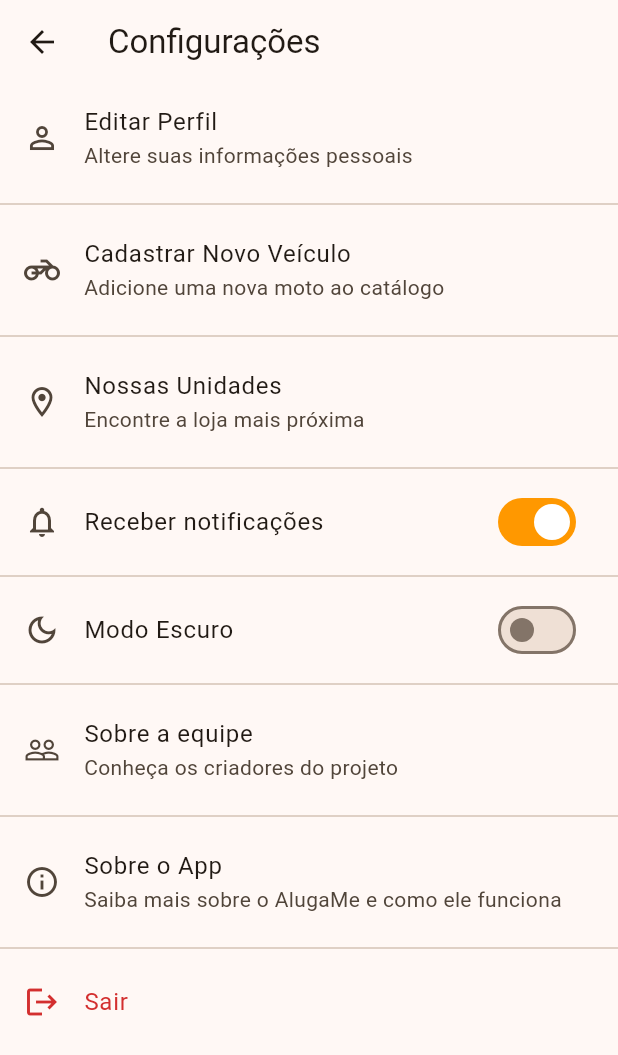
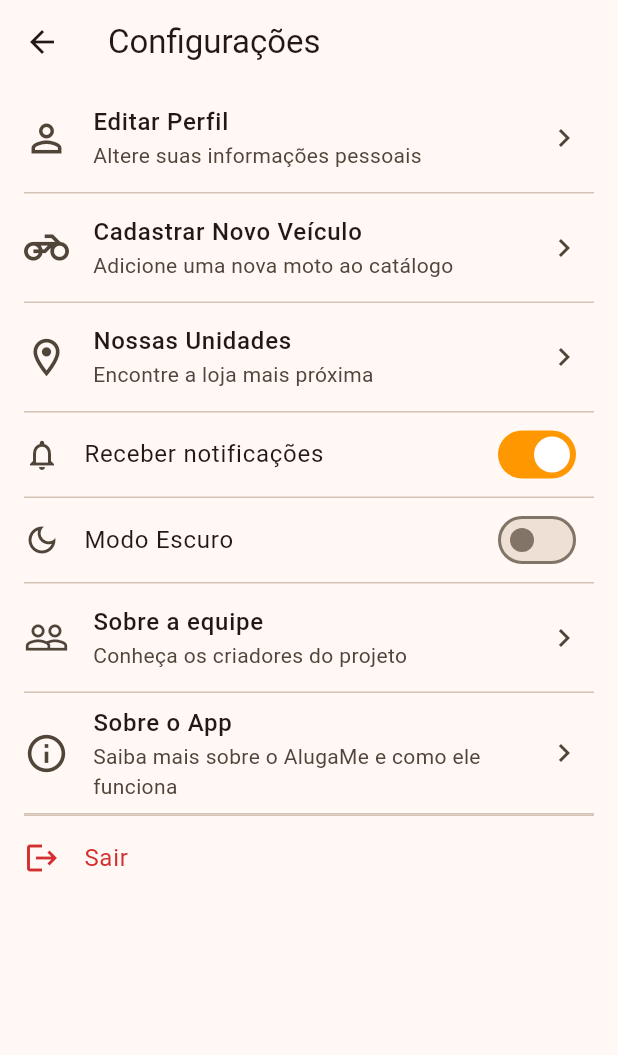
Before and after one commit to GuilhermeD9/flutter-app-e01, a Flutter app: the SettingsScreen screen opened directly, on a phone screen of 412 x 824 dp. Shown: the top 1055 px of the screen. Run offline on Flutter 3.47's test engine with Material 3 defaults, Android fonts, the light colour scheme and no system bars.

Commit message:
feat: New widgets from ME

```diff
--- a/lib/screens/settings_screen.dart
+++ b/lib/screens/settings_screen.dart
@@ -1,4 +1,5 @@
 import 'package:flutter/material.dart';
+import 'package:memobile/widgets/menu_option_tile.dart';
 
 class SettingsScreen extends StatefulWidget {
   const SettingsScreen({super.key});
@@ -19,35 +20,30 @@ class _SettingsScreenState extends State<SettingsScreen> {
       ),
       body: ListView(
         children: [
-          ListTile(
-            leading: const Icon(Icons.person_outline),
-            title: const Text('Editar Perfil'),
-            subtitle: const Text('Altere suas informações pessoais'),
+          MenuOptionTile(
+            title: 'Editar Perfil',
+            subtitle: 'Altere suas informações pessoais',
+            icon: Icons.person_outline,
             onTap: () {
               Navigator.pushNamed(context, '/edit-profile');
             },
           ),
-          const Divider(),
-
-          ListTile(
-            leading: const Icon(Icons.motorcycle_outlined),
-            title: const Text('Cadastrar Novo Veículo'),
-            subtitle: const Text('Adicione uma nova moto ao catálogo'),
+          MenuOptionTile(
+            title: 'Cadastrar Novo Veículo',
+            subtitle: 'Adicione uma nova moto ao catálogo',
+            icon: Icons.motorcycle_outlined,
             onTap: () {
               Navigator.pushNamed(context, '/register-vehicle');
             },
           ),
-          const Divider(),
-
-          ListTile(
-            leading: const Icon(Icons.location_on_outlined),
-            title: const Text('Nossas Unidades'),
-            subtitle: const Text('Encontre a loja mais próxima'),
+          MenuOptionTile(
+            title: 'Nossas Unidades',
+            subtitle: 'Encontre a loja mais próxima',
+            icon: Icons.location_on_outlined,
             onTap: () {
               Navigator.pushNamed(context, '/unity-map');
             },
           ),
-          const Divider(),
 
           SwitchListTile(
             title: const Text('Receber notificações'),
@@ -59,39 +55,37 @@ class _SettingsScreenState extends State<SettingsScreen> {
             },
             secondary: const Icon(Icons.notifications_outlined),
           ),
-          const Divider(),
+          const Divider(height: 1, indent: 16, endIndent: 16),
 
           SwitchListTile(
             title: const Text('Modo Escuro'),
-              value: _darkModeEnabled,
-              onChanged: (bool value) {
+            value: _darkModeEnabled,
+            onChanged: (bool value) {
               setState(() {
                 _darkModeEnabled = value;
               });
-              },
+            },
             secondary: const Icon(Icons.dark_mode_outlined),
           ),
-          const Divider(),
+          const Divider(height: 1, indent: 16, endIndent: 16),
 
-          ListTile(
-            leading: const Icon(Icons.people_outline),
-            title: const Text('Sobre a equipe'),
-            subtitle: const Text('Conheça os criadores do projeto'),
+          MenuOptionTile(
+            title: 'Sobre a equipe',
+            subtitle: 'Conheça os criadores do projeto',
+            icon: Icons.people_outline,
             onTap: () {
               Navigator.pushNamed(context, '/about-crew');
             },
           ),
-          const Divider(),
-
-          ListTile(
-            leading: const Icon(Icons.info_outline),
-            title: const Text('Sobre o App'),
-            subtitle: const Text('Saiba mais sobre o AlugaMe e como ele funciona'),
+          MenuOptionTile(
+            title: 'Sobre o App',
+            subtitle: 'Saiba mais sobre o AlugaMe e como ele funciona',
+            icon: Icons.info_outline,
             onTap: () {
               Navigator.pushNamed(context, '/about-app');
             },
           ),
-          const Divider(),
+          const Divider(height: 1, indent: 16, endIndent: 16),
 
           ListTile(
             leading: Icon(Icons.logout, color: Colors.red[700]),
--- /dev/null
+++ b/lib/widgets/menu_option_tile.dart
@@ -0,0 +1,32 @@
+import 'package:flutter/material.dart';
+
+class MenuOptionTile extends StatelessWidget {
+  final String title;
+  final String subtitle;
+  final IconData icon;
+  final VoidCallback onTap;
+
+  const MenuOptionTile({
+    super.key,
+    required this.title,
+    required this.subtitle,
+    required this.icon,
+    required this.onTap,
+  });
+
+  @override
+  Widget build(BuildContext context) {
+    return Column(
+      children: [
+        ListTile(
+          leading: Icon(icon, size: 30),
+          title: Text(title, style: const TextStyle(fontWeight: FontWeight.w500)),
+          subtitle: Text(subtitle),
+          onTap: onTap,
+          trailing: const Icon(Icons.chevron_right),
+        ),
+        const Divider(height: 1, indent: 16, endIndent: 16),
+      ],
+    );
+  }
+}
```
Also changed, not shown: lib/screens/home_screen.dart (+9 -43 lines), lib/screens/login_screen.dart (+5 -7 lines), lib/widgets/custom_text_form_field.dart (added, +38 -0 lines), lib/widgets/moto_card.dart (added, +63 -0 lines).
